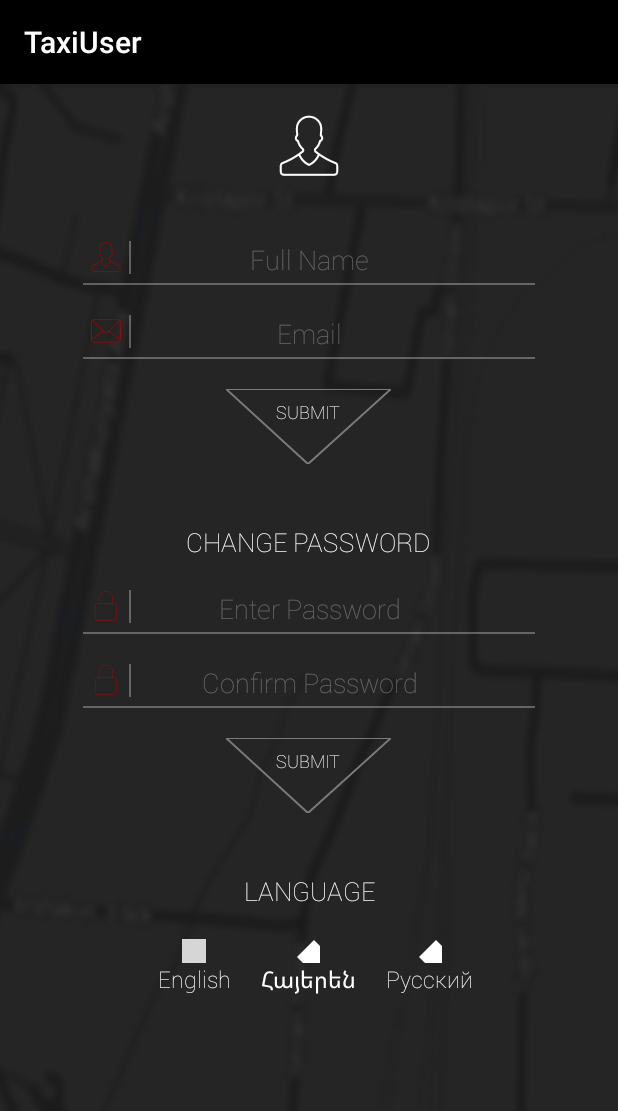
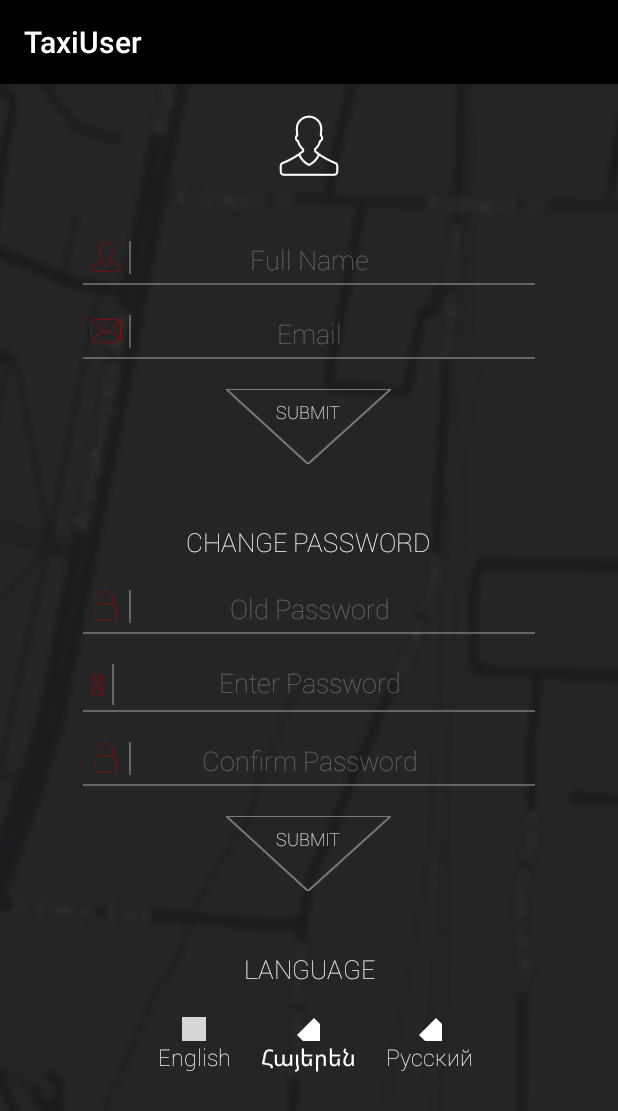
Before and after one commit to VictorGevondyan/TaxiApp, an Android app: the fragment SettingsFragment shown on its own in the app's theme, on a phone screen of 412 x 824 dp. Shown: the top 1111 px of the screen. Run offline under Robolectric (Android 15) with nearby library versions, the light colour scheme and no system bars; grey boxes are pictures that could not be loaded.

Commit message:
implement password , name and email change

```diff
--- a/app/src/main/java/com/flycode/paradox/taxiuser/activities/LoginActivity.java
+++ b/app/src/main/java/com/flycode/paradox/taxiuser/activities/LoginActivity.java
@@ -89,7 +89,7 @@ public class LoginActivity  extends Activity implements LoginHandler, GetUserHan
      */
 
     @Override
-    public void onGetDriverSuccess(User user) {
+    public void onGetUserSuccess(User user) {
         startActivity(new Intent(this, MenuActivity.class));
         finish();
         AppSettings.sharedSettings(this).setIsUserLoggedIn(true);
@@ -97,7 +97,7 @@ public class LoginActivity  extends Activity implements LoginHandler, GetUserHan
     }
 
     @Override
-    public void onGetDriverFailure() {
+    public void onGetUserFailure() {
         Toast.makeText(this, "NE POVEZLO :(", Toast.LENGTH_SHORT).show();
     }
 
--- /dev/null
+++ b/app/src/main/java/com/flycode/paradox/taxiuser/api/ChangeNameAndMailHandler.java
@@ -0,0 +1,9 @@
+package com.flycode.paradox.taxiuser.api;
+
+/**
+ * Created by victor on 12/26/15.
+ */
+public interface ChangeNameAndMailHandler {
+    void onChangeNameAndMailSuccess( );
+    void onChangeNameAndMailFailure();
+}
--- a/app/src/main/java/com/flycode/paradox/taxiuser/api/GetUserHandler.java
+++ b/app/src/main/java/com/flycode/paradox/taxiuser/api/GetUserHandler.java
@@ -6,6 +6,6 @@ import com.flycode.paradox.taxiuser.models.User;
  * Created by victor on 12/25/15.
  */
 public interface GetUserHandler {
-    void onGetDriverSuccess(User user);
-    void onGetDriverFailure();
+    void onGetUserSuccess(User user);
+    void onGetUserFailure();
 }
--- a/app/src/main/java/com/flycode/paradox/taxiuser/fragments/SettingsFragment.java
+++ b/app/src/main/java/com/flycode/paradox/taxiuser/fragments/SettingsFragment.java
@@ -11,6 +11,8 @@ import android.widget.EditText;
 import android.widget.TextView;
 
 import com.flycode.paradox.taxiuser.R;
+import com.flycode.paradox.taxiuser.api.APITalker;
+import com.flycode.paradox.taxiuser.api.ChangeNameAndMailHandler;
 import com.flycode.paradox.taxiuser.settings.AppSettings;
 import com.flycode.paradox.taxiuser.settings.UserData;
 import com.flycode.paradox.taxiuser.utils.LocaleUtils;
@@ -20,10 +22,11 @@ import com.flycode.paradox.taxiuser.views.GenericTriangleView;
 /**
  * Created by victor on 12/22/15.
  */
-public class SettingsFragment extends Fragment implements View.OnClickListener {
+public class SettingsFragment extends Fragment implements View.OnClickListener, ChangeNameAndMailHandler {
     private EditText lastNameEditText;
     private EditText nameEditText;
     private EditText emailEditText;
+    private EditText oldPasswordEditText;
     private EditText passwordEditText;
     private EditText confirmPasswordEditText;
 
@@ -32,6 +35,12 @@ public class SettingsFragment extends Fragment implements View.OnClickListener {
     private View armenianRombusView;
     private View russianRombusView;
     private View englishRombusView;
+
+    private UserData userData;
+
+    private  String newFullName;
+    private String newEmail;
+    private String newPassword;
 
     @Nullable
     @Override
@@ -70,6 +79,7 @@ public class SettingsFragment extends Fragment implements View.OnClickListener {
         nameEditText = (EditText) settingsView.findViewById(R.id.name);
         lastNameEditText = (EditText) settingsView.findViewById(R.id.last_name);
         emailEditText = (EditText) settingsView.findViewById(R.id.email);
+        oldPasswordEditText = (EditText) settingsView.findViewById(R.id.old_password);
         passwordEditText = (EditText) settingsView.findViewById(R.id.enter_password);
         confirmPasswordEditText = (EditText) settingsView.findViewById(R.id.confirm_password);
         phoneNumberTextView = (TextView) settingsView.findViewById(R.id.phone_number);
@@ -81,6 +91,7 @@ public class SettingsFragment extends Fragment implements View.OnClickListener {
         nameEditText.setTypeface(robotoTypeface);
         lastNameEditText.setTypeface(robotoTypeface);
         emailEditText.setTypeface(robotoTypeface);
+        oldPasswordEditText.setTypeface(robotoTypeface);
         passwordEditText.setTypeface(robotoTypeface);
         confirmPasswordEditText.setTypeface(robotoTypeface);
         phoneNumberTextView.setTypeface(robotoTypeface);
@@ -107,6 +118,8 @@ public class SettingsFragment extends Fragment implements View.OnClickListener {
 
         setupLanguageRombus();
 
+        userData = UserData.sharedData(getActivity());
+
         return settingsView;
     }
 
@@ -128,8 +141,16 @@ public class SettingsFragment extends Fragment implements View.OnClickListener {
     @Override
     public void onClick(View view) {
         if (view.getId() == R.id.submit_account) {
+            newFullName = nameEditText.getText().toString();
+            newEmail = emailEditText.getText().toString();
+
+            APITalker.sharedTalker().changeNameAndMail(getActivity(), newFullName, newEmail,  this);
 
         } else if (view.getId() == R.id.submit_password) {
+
+            String oldPassword = oldPasswordEditText.getText().toString();
+            newPassword = passwordEditText.getText().toString();
+            APITalker.sharedTalker().changeUserPassword(getActivity(), oldPassword, newPassword);
 
         } else if (view.getId() == R.id.russian) {
             AppSettings.sharedSettings(getActivity()).setLanguage(AppSettings.LANGUAGES.RU);
@@ -148,4 +169,16 @@ public class SettingsFragment extends Fragment implements View.OnClickListener {
             getActivity().recreate();
         }
     }
+
+    @Override
+    public void onChangeNameAndMailSuccess() {
+        userData.setName(newFullName);
+        userData.setEmail(newEmail);
+
+    }
+
+    @Override
+    public void onChangeNameAndMailFailure() {
+
+    }
 }
--- a/app/src/main/res/layout/fragment_settings.xml
+++ b/app/src/main/res/layout/fragment_settings.xml
@@ -84,7 +84,7 @@
                     android:hint="@string/name"
                     android:textColor="@color/white_30_opaque"
                     android:textColorHint="@color/white_30_opaque"
-                    android:inputType="phone"
+                    android:inputType="text"
                     android:textCursorDrawable="@null"
                     android:background="@android:color/transparent"/>
 
@@ -213,7 +213,8 @@
                 android:layout_marginBottom="@dimen/settings_entry_margin"
                 flycode:text="@string/submit"
                 flycode:borderColor="#7A7A7A"
-                flycode:borderHoverColor="#8B0C0C"/>
+                flycode:borderHoverColor="#8B0C0C"
+                />
 
             <TextView
                 android:id="@+id/change_password"
@@ -223,6 +224,59 @@
                 android:text="@string/change_password"
                 android:textColor="@color/pure_white"
                 android:textSize="@dimen/settings_title_text_size"/>
+
+            <RelativeLayout
+                android:layout_width="match_parent"
+                android:layout_height="wrap_content"
+                android:layout_marginTop="@dimen/settings_entry_margin"
+                android:orientation="horizontal" >
+
+                <LinearLayout
+                    android:layout_width="wrap_content"
+                    android:layout_height="wrap_content">
+
+                    <TextView
+                        android:id="@+id/enter_password_icon"
+                        android:layout_width="wrap_content"
+                        android:layout_height="wrap_content"
+                        android:text="@string/icon_password"
+                        android:textSize="@dimen/credentials_icon_size"
+                        android:textColor="@color/red"
+                        android:layout_marginLeft="5dp"
+                        android:layout_marginStart="5dp"
+                        android:layout_marginRight="5dp"
+                        android:layout_marginEnd="5dp"/>
+
+                    <View
+                        android:layout_width="1dp"
+                        android:layout_height="match_parent"
+                        android:background="@color/white_30_opaque"/>
+
+                </LinearLayout>
+
+                <EditText
+                    android:id="@+id/old_password"
+                    android:layout_width="match_parent"
+                    android:layout_height="wrap_content"
+                    android:layout_marginLeft="5dp"
+                    android:layout_marginStart="5dp"
+                    android:layout_marginRight="5dp"
+                    android:layout_marginEnd="5dp"
+                    android:gravity="center"
+                    android:hint="@string/old_password"
+                    android:textColor="@color/white_30_opaque"
+                    android:textColorHint="@color/white_30_opaque"
+                    android:inputType="textWebPassword"
+                    android:textCursorDrawable="@null"
+                    android:background="@android:color/transparent"/>
+
+            </RelativeLayout>
+
+            <View
+                android:layout_width="match_parent"
+                android:layout_height="1dp"
+                android:layout_marginTop="3dp"
+                android:background="@color/white_30_opaque"/>
 
             <RelativeLayout
                 android:layout_width="match_parent"
@@ -339,7 +393,8 @@
                 android:layout_marginBottom="@dimen/settings_entry_margin"
                 flycode:text="@string/submit"
                 flycode:borderColor="#7A7A7A"
-                flycode:borderHoverColor="#8B0C0C"/>
+                flycode:borderHoverColor="#8B0C0C"
+                />
 
         </LinearLayout>
 
--- a/app/src/main/res/values/strings.xml
+++ b/app/src/main/res/values/strings.xml
@@ -28,6 +28,7 @@
     <string name="email">Email</string>
     <string name="submit">SUBMIT</string>
     <string name="change_password">CHANGE PASSWORD</string>
+    <string name="old_password">Old Password</string>
     <string name="enter_password">Enter Password</string>
     <string name="confirm_password">Confirm Password</string>
     <string name="language">LANGUAGE</string>
```
Also changed, not shown: app/src/main/java/com/flycode/paradox/taxiuser/api/APITalker.java (+89 -3 lines).
